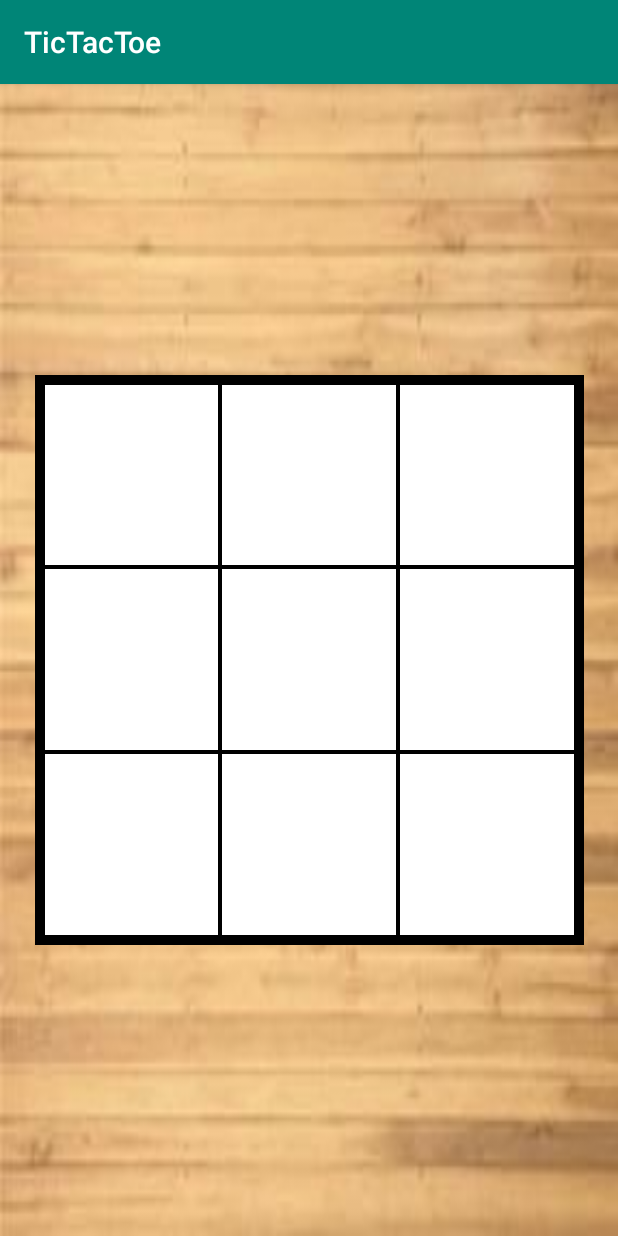
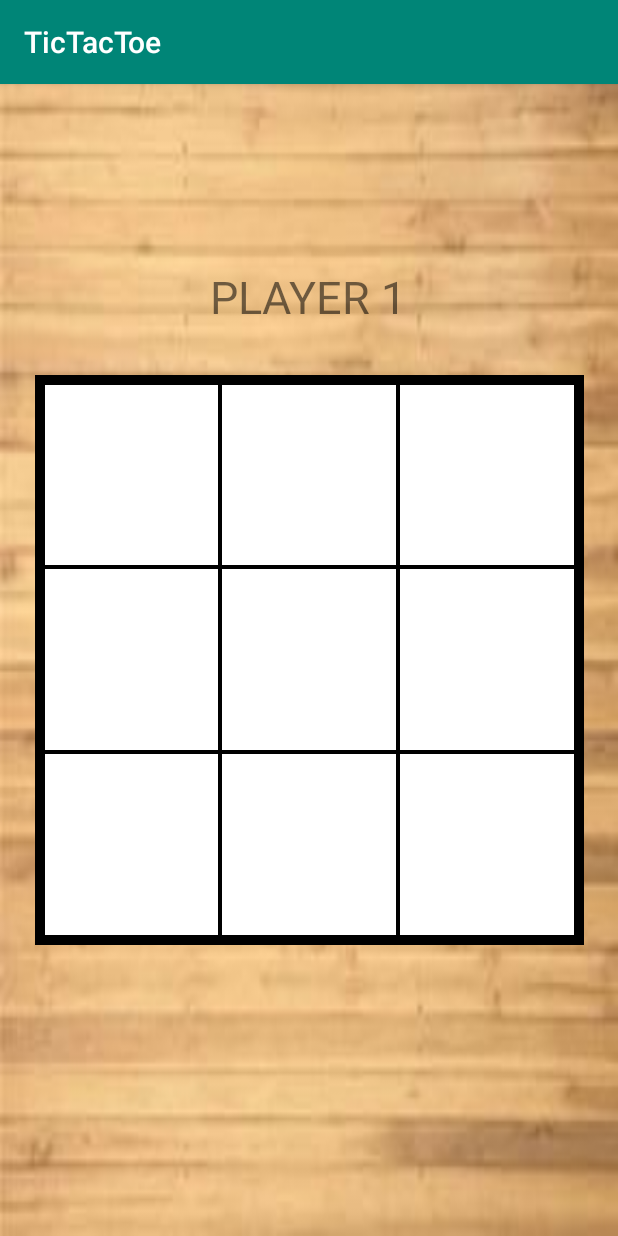
Before and after one commit to MAHakeem-MK/tic-tac-toe, an Android app: the screen it shows after launch (MainActivity), on a phone screen of 412 x 824 dp. Run offline under Robolectric (Android 15) with nearby library versions, the phone set to English and light mode, and no system bars.

Commit message:
on button click implimented.

```diff
--- /dev/null
+++ b/app/src/main/res/drawable/ic_circle_black_24dp.xml
@@ -0,0 +1,9 @@
+<vector xmlns:android="http://schemas.android.com/apk/res/android"
+        android:width="24dp"
+        android:height="24dp"
+        android:viewportWidth="24.0"
+        android:viewportHeight="24.0">
+    <path
+        android:fillColor="#FF000000"
+        android:pathData="M12,2C6.47,2 2,6.47 2,12s4.47,10 10,10 10,-4.47 10,-10S17.53,2 12,2zM12,20c-4.41,0 -8,-3.59 -8,-8s3.59,-8 8,-8 8,3.59 8,8 -3.59,8 -8,8z"/>
+</vector>
--- /dev/null
+++ b/app/src/main/res/drawable/ic_close_black_24dp.xml
@@ -0,0 +1,9 @@
+<vector xmlns:android="http://schemas.android.com/apk/res/android"
+        android:width="24dp"
+        android:height="24dp"
+        android:viewportWidth="24.0"
+        android:viewportHeight="24.0">
+    <path
+        android:fillColor="#FF000000"
+        android:pathData="M19,6.41L17.59,5 12,10.59 6.41,5 5,6.41 10.59,12 5,17.59 6.41,19 12,13.41 17.59,19 19,17.59 13.41,12z"/>
+</vector>
--- a/app/src/main/res/layout/activity_main.xml
+++ b/app/src/main/res/layout/activity_main.xml
@@ -6,6 +6,13 @@
         android:layout_width="match_parent"
         android:layout_height="match_parent"
         tools:context=".MainActivity" android:background="@drawable/wood_background">
+    <TextView
+            android:layout_width="wrap_content"
+            android:layout_height="wrap_content" android:id="@+id/player_title" app:layout_constraintEnd_toEndOf="parent"
+            android:layout_marginEnd="8dp" app:layout_constraintStart_toStartOf="parent"
+            android:layout_marginStart="8dp" android:layout_marginBottom="32dp"
+            app:layout_constraintBottom_toTopOf="@+id/tableLayout" app:layout_constraintHorizontal_bias="0.498"
+            android:textSize="30sp"/>
     <TableLayout
             android:layout_width="366dp"
             android:layout_height="380dp"
@@ -13,58 +20,59 @@
             app:layout_constraintTop_toTopOf="parent" android:layout_marginBottom="8dp"
             app:layout_constraintBottom_toBottomOf="parent" app:layout_constraintEnd_toEndOf="parent"
             android:layout_marginEnd="8dp" app:layout_constraintStart_toStartOf="parent"
-            android:layout_marginStart="8dp" android:background="@android:color/black" android:padding="5dp">
+            android:layout_marginStart="8dp" android:background="@android:color/black" android:padding="5dp"
+            android:id="@+id/tableLayout">
 
-        <TableRow android:layout_width="match_parent" android:layout_height="0dp" android:layout_weight="1">
+        <TableRow android:layout_width="wrap_content" android:layout_height="wrap_content" android:layout_weight="1">
             <ImageButton
                     android:layout_width="0dp"
                     android:layout_height="match_parent"
-                    android:id="@+id/imageButton3" android:layout_weight="1"
-                    android:background="@drawable/custom_imagebutton_background"/>
+                    android:id="@+id/button1" android:layout_weight="1"
+                    android:background="@drawable/custom_imagebutton_background" android:onClick="onButtonClick"/>
             <ImageButton
                     android:layout_width="0dp"
                     android:layout_height="match_parent"
-                    android:id="@+id/imageButton2" android:layout_weight="1"
-                    android:background="@drawable/custom_imagebutton_background"/>
+                    android:id="@+id/button2" android:layout_weight="1"
+                    android:background="@drawable/custom_imagebutton_background" android:onClick="onButtonClick"/>
             <ImageButton
                     android:layout_width="0dp"
                     android:layout_height="match_parent"
-                    android:id="@+id/imageButton" android:layout_weight="1"
-                    android:background="@drawable/custom_imagebutton_background"/>
+                    android:id="@+id/button3" android:layout_weight="1"
+                    android:background="@drawable/custom_imagebutton_background" android:onClick="onButtonClick"/>
         </TableRow>
-        <TableRow android:layout_width="match_parent" android:layout_height="match_parent" android:layout_weight="1">
+        <TableRow android:layout_width="wrap_content" android:layout_height="wrap_content" android:layout_weight="1">
             <ImageButton
                     android:layout_width="0dp"
                     android:layout_height="match_parent"
-                    android:id="@+id/imageButton3" android:layout_weight="1"
-                    android:background="@drawable/custom_imagebutton_background"/>
+                    android:id="@+id/button4" android:layout_weight="1"
+                    android:background="@drawable/custom_imagebutton_background" android:onClick="onButtonClick"/>
             <ImageButton
                     android:layout_width="0dp"
                     android:layout_height="match_parent"
-                    android:id="@+id/imageButton2" android:layout_weight="1"
-                    android:background="@drawable/custom_imagebutton_background"/>
+                    android:id="@+id/button5" android:layout_weight="1"
+                    android:background="@drawable/custom_imagebutton_background" android:onClick="onButtonClick"/>
             <ImageButton
                     android:layout_width="0dp"
                     android:layout_height="match_parent"
-                    android:id="@+id/imageButton" android:layout_weight="1"
-                    android:background="@drawable/custom_imagebutton_background"/>
+                    android:id="@+id/button6" android:layout_weight="1"
+                    android:background="@drawable/custom_imagebutton_background" android:onClick="onButtonClick"/>
         </TableRow>
-        <TableRow android:layout_width="match_parent" android:layout_height="match_parent" android:layout_weight="1">
+        <TableRow android:layout_width="wrap_content" android:layout_height="wrap_content" android:layout_weight="1">
             <ImageButton
                     android:layout_width="0dp"
                     android:layout_height="match_parent"
-                    android:id="@+id/imageButton3" android:layout_weight="1"
-                    android:background="@drawable/custom_imagebutton_background"/>
+                    android:id="@+id/button7" android:layout_weight="1"
+                    android:background="@drawable/custom_imagebutton_background" android:onClick="onButtonClick"/>
             <ImageButton
                     android:layout_width="0dp"
                     android:layout_height="match_parent"
-                    android:id="@+id/imageButton2" android:layout_weight="1"
-                    android:background="@drawable/custom_imagebutton_background"/>
+                    android:id="@+id/button8" android:layout_weight="1"
+                    android:background="@drawable/custom_imagebutton_background" android:onClick="onButtonClick"/>
             <ImageButton
                     android:layout_width="0dp"
                     android:layout_height="match_parent"
-                    android:id="@+id/imageButton" android:layout_weight="1"
-                    android:background="@drawable/custom_imagebutton_background"/>
+                    android:id="@+id/button9" android:layout_weight="1"
+                    android:background="@drawable/custom_imagebutton_background" android:onClick="onButtonClick"/>
         </TableRow>
     </TableLayout>
 </android.support.constraint.ConstraintLayout>
```
Also changed, not shown: app/src/main/java/com/mahakeemmk/tictactoe/MainActivity.kt (+86 -0 lines).
